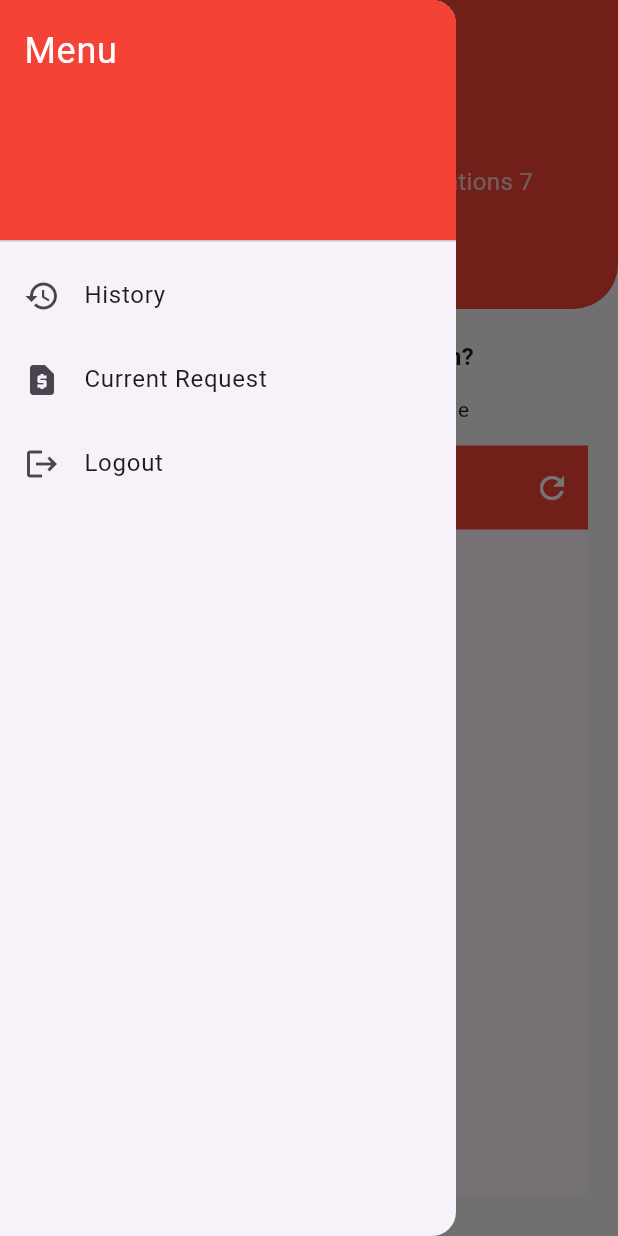
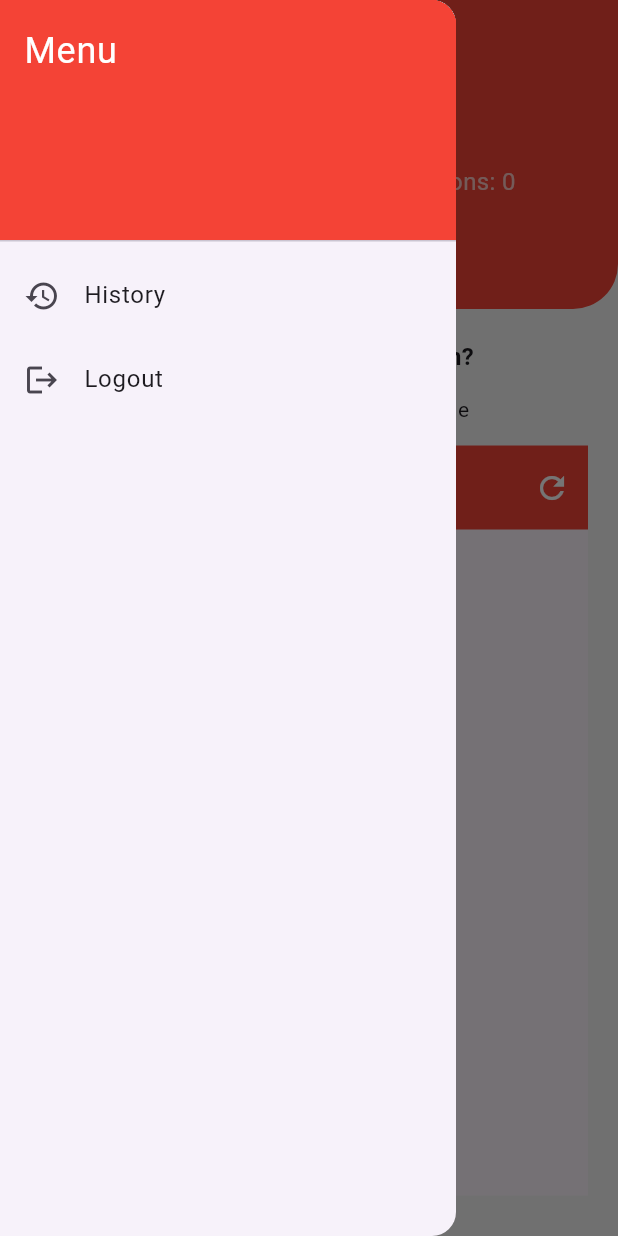
Before and after one commit to PavanGupta004/bloodDonation, a Flutter app: the HomePage screen opened directly, in the side drawer, after a tap on "SOS", on a phone screen of 412 x 824 dp. Run offline on Flutter 3.47's test engine with Material 3 defaults, Android fonts, the phone set to English and light mode, and no system bars; our stand-ins replace cloud_firestore, curved_labeled_navigation_bar, firebase_auth, firebase_core, flutter_dotenv, geolocator; accounts and stored records are empty.

Commit message:
small ui and bugs fixes

```diff
--- a/lib/pages/allRequestList.dart
+++ b/lib/pages/allRequestList.dart
@@ -52,7 +52,8 @@ class _RequestsPageState extends State<RequestsPage> {
     try {
       QuerySnapshot snapshot = await FirebaseFirestore.instance
           .collection('requests')
-          .orderBy('requestDateTime', descending: true) // Recent first
+          .where('requestFulfilled', isEqualTo: false) // Only active requests
+          .orderBy('requestDateTime', descending: true)
           .get();
 
       List<Map<String, dynamic>> requestsWithUserData = [];
@@ -226,7 +227,7 @@ class _RequestsPageState extends State<RequestsPage> {
                 children: [
                   Icon(Icons.inbox, size: 48, color: Colors.grey),
                   SizedBox(height: 16),
-                  Text('No requests found'),
+                  Text('No Current requests found'),
                 ],
               ),
             );
--- a/lib/pages/home_page.dart
+++ b/lib/pages/home_page.dart
@@ -21,6 +21,7 @@ class _HomePageState extends State<HomePage> {
   final AuthService _authService = AuthService();
   bool isAvailable = false;
   final UpdateData _updateData = UpdateData();
+  int totalDonation = 0;
 
   int donations = 7;
   int _selectedIndex = 0;
@@ -29,12 +30,24 @@ class _HomePageState extends State<HomePage> {
   void initState() {
     super.initState();
     _fetchCurrentStatus();
+    _getTotalDonation();
   }
 
   void _onItemTapped(int index) {
     setState(() {
       _selectedIndex = index;
     });
+  }
+
+  Future<void> _getTotalDonation() async {
+    final userUid = FirebaseAuth.instance.currentUser?.uid;
+
+    QuerySnapshot snapshot = await FirebaseFirestore.instance
+        .collection('requests')
+        .where('donatedBy', isEqualTo: userUid) // use isEqualTo for string
+        .get();
+
+    totalDonation = snapshot.docs.length;
   }
 
   void _fetchCurrentStatus() async {
@@ -47,6 +60,7 @@ class _HomePageState extends State<HomePage> {
         .get();
     setState(() {
       isAvailable = doc.data()?['isAvailableForDonating'] ?? false;
+      username = doc.data()?['name'] ?? 'User';
     });
   }
 
@@ -99,14 +113,6 @@ class _HomePageState extends State<HomePage> {
                         HistoryPage(), // Navigate to HistoryPage(
                   ),
                 );
-              },
-            ),
-            ListTile(
-              leading: const Icon(Icons.request_page),
-              title: const Text('Current Request'),
-              onTap: () {
-                print('pressed Current Request');
-                Navigator.pop(context);
               },
             ),
             ListTile(
@@ -194,7 +200,7 @@ class _HomePageState extends State<HomePage> {
                   ),
                 ),
                 Text(
-                  'Your Donations $donations',
+                  'Your Donations: $totalDonation',
                   style: TextStyle(color: Colors.white70, fontSize: 16),
                 ),
               ],
```
Also changed, not shown: lib/database/data_requests.dart (+14 -5 lines), lib/main.dart (+17 -18 lines), lib/pages/history.dart (+27 -7 lines).
